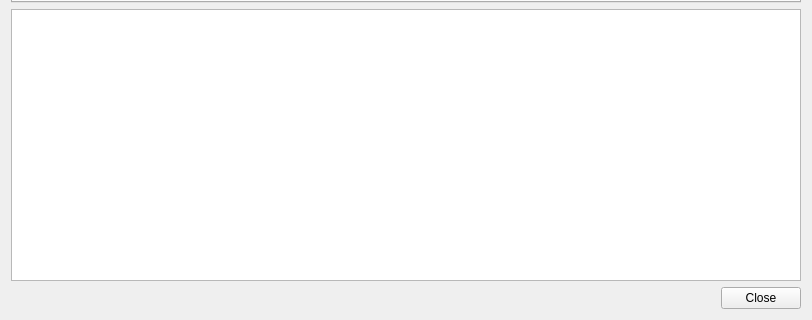
Above: Source/UI/RustInstaller.ui from krre/afterglow before the change; both pictures show x 0 to 812 and y 280 to 600 of the 812 by 600 pixel window. Below: the same form after it.
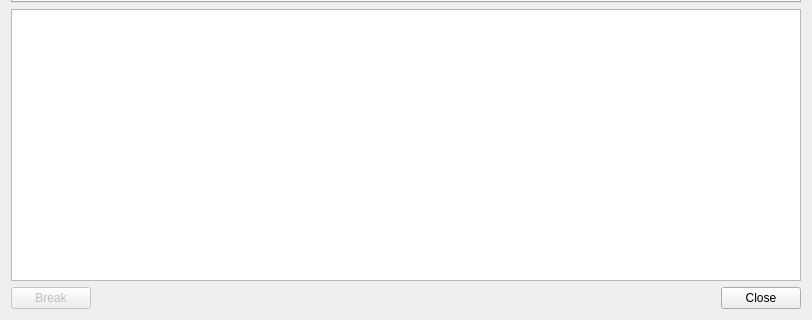
That is the form after the change.

Commit message: Add Break button to Rust Installer window

The edit to the form file:
```diff
--- a/Source/UI/RustInstaller.ui
+++ b/Source/UI/RustInstaller.ui
@@ -392,6 +392,21 @@
     </widget>
    </item>
    <item>
+    <layout class="QHBoxLayout" name="horizontalLayout_2">
+     <property name="topMargin">
+      <number>0</number>
+     </property>
+     <item>
+      <widget class="QPushButton" name="pushButtonBreak">
+       <property name="enabled">
+        <bool>false</bool>
+       </property>
+       <property name="text">
+        <string>Break</string>
+       </property>
+      </widget>
+     </item>
+     <item>
     <widget class="QDialogButtonBox" name="buttonBox">
      <property name="orientation">
       <enum>Qt::Horizontal</enum>
@@ -400,6 +415,8 @@
       <set>QDialogButtonBox::Close</set>
      </property>
     </widget>
+     </item>
+    </layout>
    </item>
   </layout>
  </widget>
```
Lines whose indentation alone changed are shown as unchanged. The commit also changes 2 other files.
